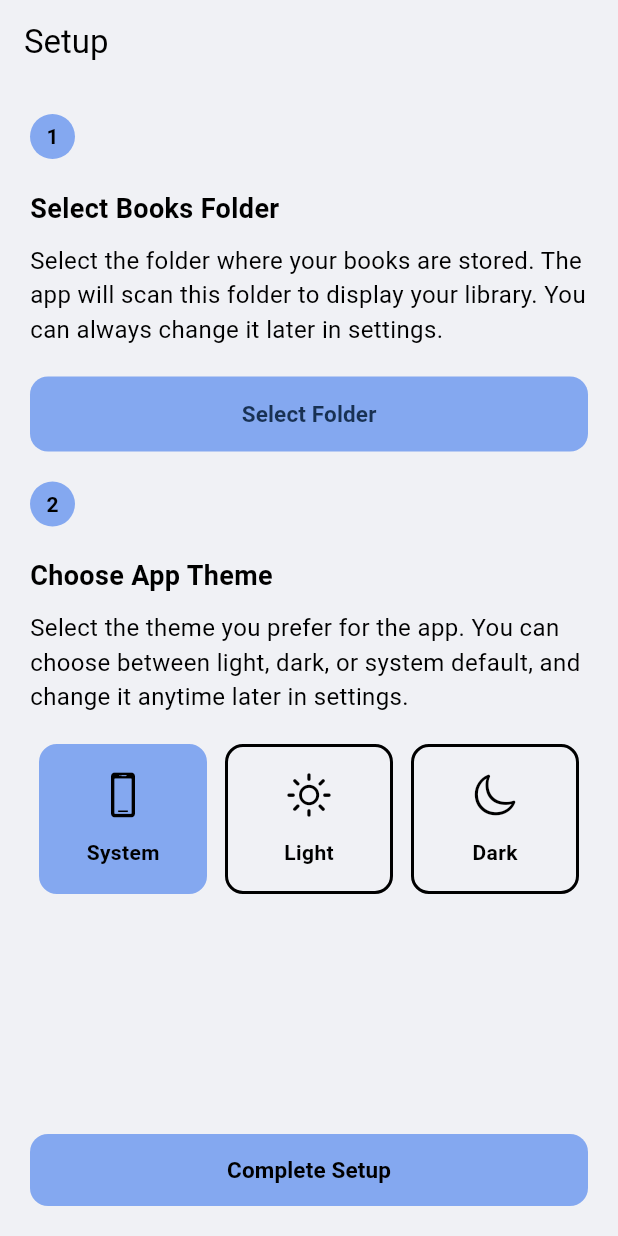
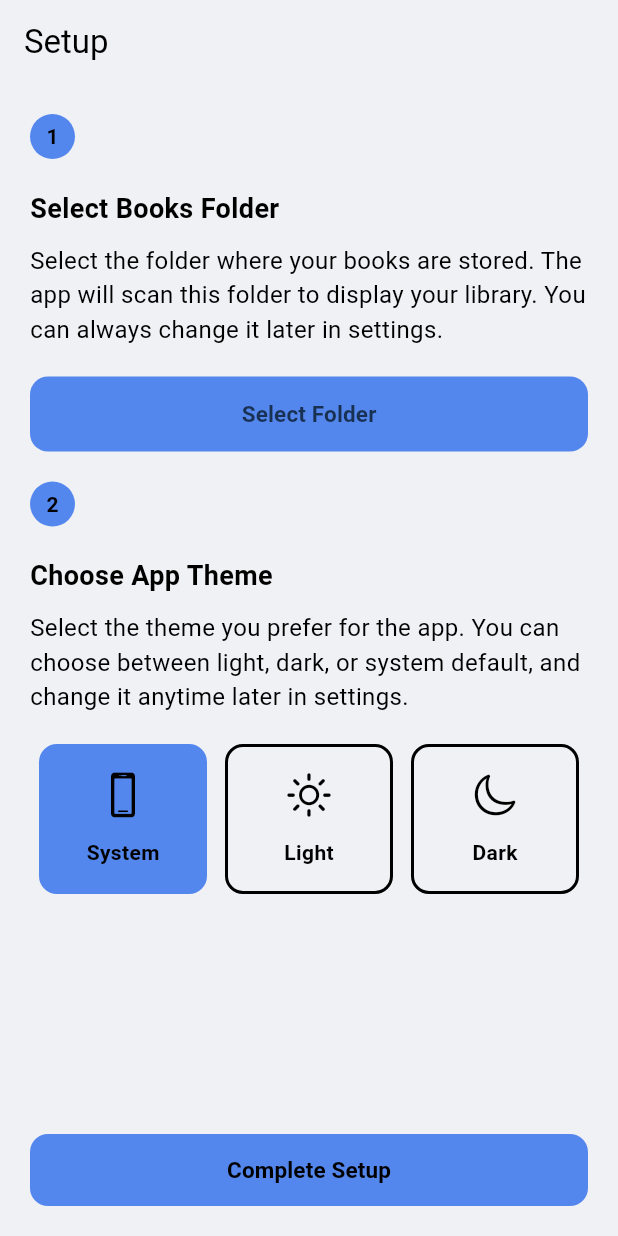
Before and after one commit to Bryan141816/firefly_books, a Flutter app: the screen it shows after launch, on a phone screen of 412 x 824 dp. Run offline on Flutter 3.47's test engine with Material 3 defaults, Android fonts, the phone set to English and light mode, and no system bars; our stand-ins replace file_picker, permission_handler, shared_preferences, sqflite, webview_flutter; accounts and stored records are empty.

Commit message:
update: adjusted some themes

```diff
--- a/lib/core/theme/themes.dart
+++ b/lib/core/theme/themes.dart
@@ -7,12 +7,12 @@ class AppTheme {
     return ThemeData(
       useMaterial3: true,
       colorScheme: ColorScheme(
-        primary: Color(0xFF84a8f0),
+        primary: Color.fromARGB(255, 84, 135, 238),
         onPrimary: Colors.black,
-        secondary: Color(0xFFE0E4EB),
+        secondary: Color.fromARGB(255, 189, 200, 219),
         onSecondary: Colors.black,
         error: Colors.red,
-        onError: Colors.white,
+        onError: Color(0xFFE0E0E0),
         surface: Color(0xFFF0F1F5),
         onSurface: Colors.black,
         brightness: Brightness.light,
--- a/lib/features/components/theme_selector.dart
+++ b/lib/features/components/theme_selector.dart
@@ -62,7 +62,7 @@ class _ThemeOption extends StatelessWidget {
           decoration: BoxDecoration(
             color: isSelected
                 ? Theme.of(context).colorScheme.primary
-                : Theme.of(context).colorScheme.surface,
+                : Colors.transparent,
             borderRadius: BorderRadius.circular(12),
             border: Border.all(
               color: isSelected
--- a/lib/features/pages/settings.dart
+++ b/lib/features/pages/settings.dart
@@ -130,9 +130,8 @@ class _SettingsCard extends StatelessWidget {
     return Container(
       padding: const EdgeInsets.symmetric(horizontal: 10, vertical: 20),
       decoration: BoxDecoration(
-        color: cs.surface,
+        color: cs.secondary,
         borderRadius: BorderRadius.circular(14),
-        border: Border.all(color: cs.onSurface),
       ),
       child: Column(
         crossAxisAlignment: CrossAxisAlignment.start,
```
Also changed, not shown: lib/features/pages/book_detailed_view.dart (+13 -1 lines).
